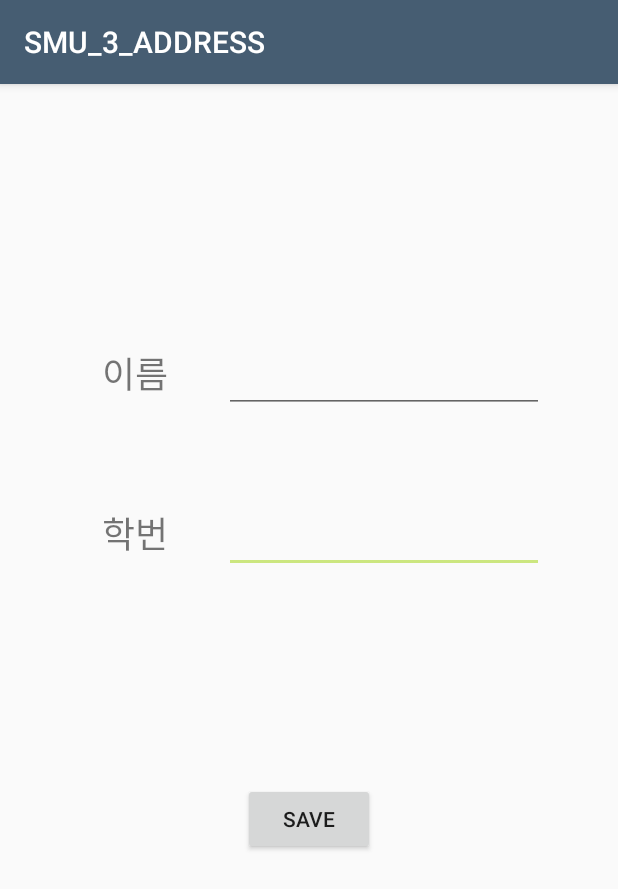
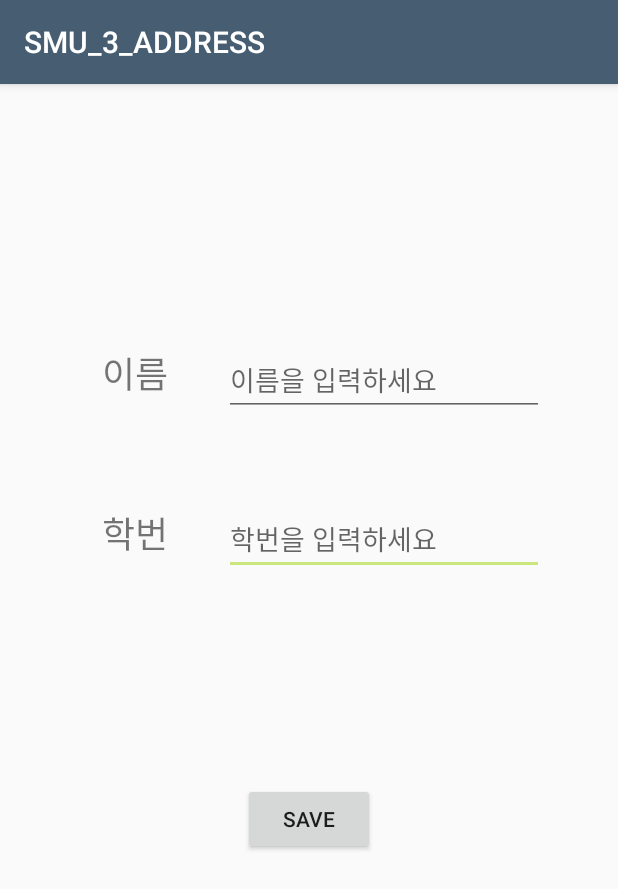
Before and after one commit to kekim98/SMU_3_DEMO, an Android app: the Main2Activity screen opened directly, with no data from a screen before it, on a phone screen of 412 x 824 dp. Shown: the top 889 px of the screen. Run offline under Robolectric (Android 15) with nearby library versions, the phone set to English and light mode, and no system bars.

Commit message:
activity_main2 text hint 추가

```diff
--- a/app/src/main/res/layout/activity_main2.xml
+++ b/app/src/main/res/layout/activity_main2.xml
@@ -10,6 +10,7 @@
         android:id="@+id/code"
         android:layout_width="wrap_content"
         android:layout_height="wrap_content"
+        android:hint="학번을 입력하세요"
         android:ems="10"
         android:inputType="textPersonName"
         app:layout_constraintBottom_toBottomOf="parent"
@@ -24,6 +25,7 @@
         android:id="@+id/name"
         android:layout_width="wrap_content"
         android:layout_height="wrap_content"
+        android:hint="이름을 입력하세요"
         android:ems="10"
         android:inputType="textPersonName"
         app:layout_constraintBottom_toBottomOf="parent"
```
